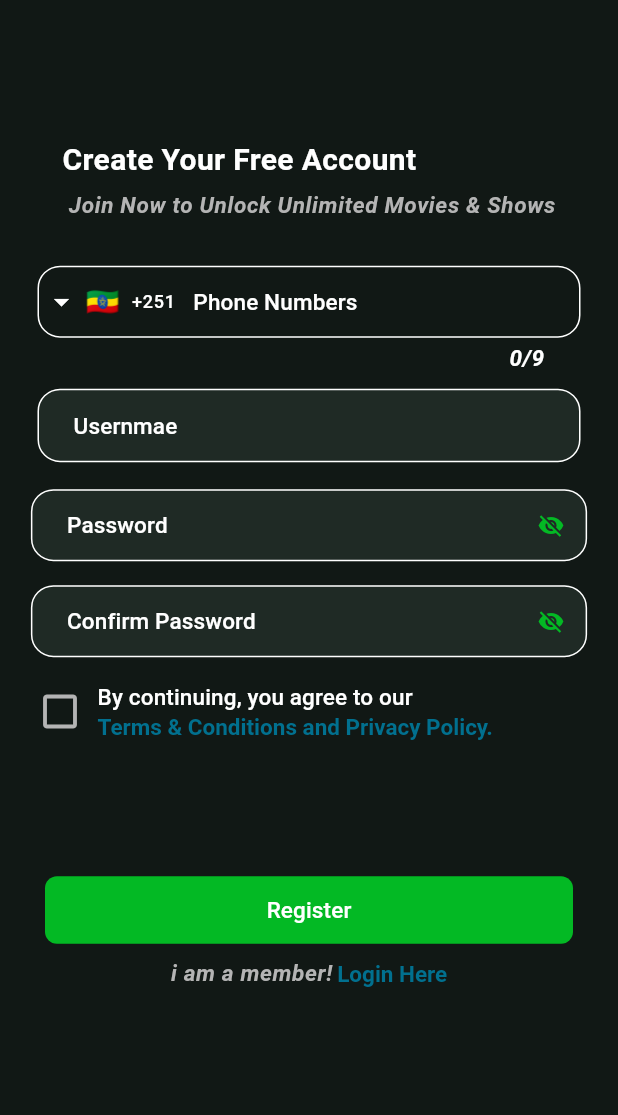
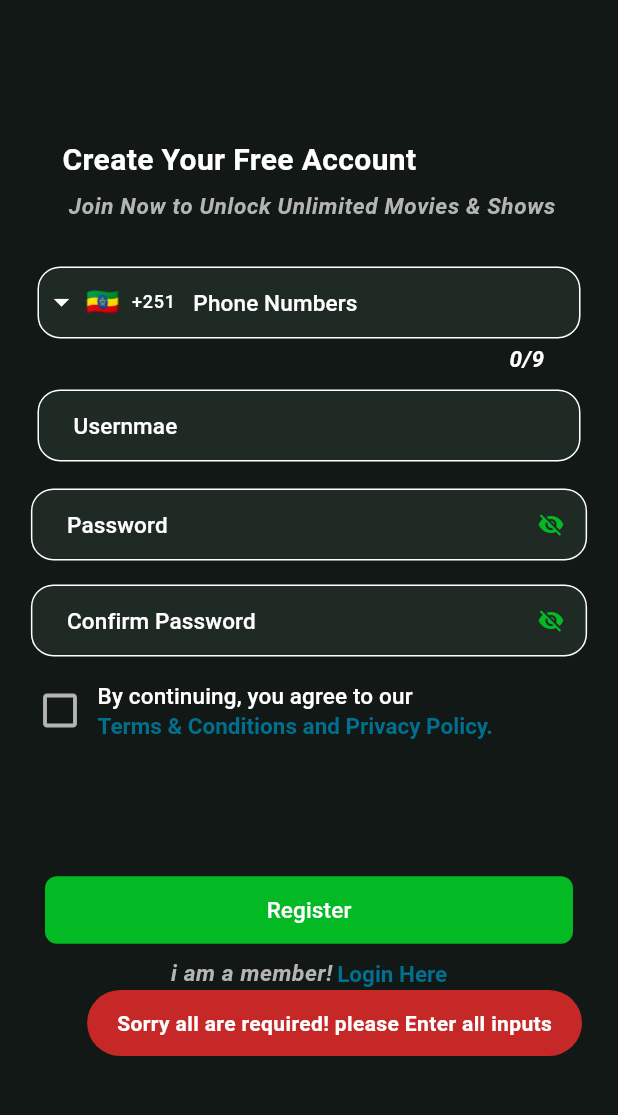
Before and after one commit to atikoo67/Quote-movie-app, a Flutter app: the CreateAccount screen opened directly with empty values, after a tap on "Register", on a phone screen of 412 x 824 dp, the part 84-1199 px from its top. Run offline on Flutter 3.47's test engine with Material 3 defaults, Android fonts, the phone set to English and light mode, and no system bars; drawn by our look-alikes of intl_phone_field; our stand-ins replace better_player, cached_network_image, carousel_slider, circular_profile_avatar, cloud_firestore, dio and 8 more; missing offline and left inert: youtube_explode_dart; accounts and stored records are empty; network calls fail.

```diff
--- a/lib/cores/components/textfields/mytextfield.dart
+++ b/lib/cores/components/textfields/mytextfield.dart
@@ -1,5 +1,4 @@
 import 'package:flutter/material.dart';
-import 'package:quote/cores/utils/theme/textstyle.dart';
 
 class MyTextField extends StatelessWidget {
   final String label;
@@ -22,7 +21,7 @@ class MyTextField extends StatelessWidget {
         keyboardType: keyboardType,
 
         controller: controller,
-        style: AppTextStyle.textTheme.titleSmall,
+        style: theme.textTheme.titleSmall,
         decoration: InputDecoration(
           border: OutlineInputBorder(
             borderRadius: BorderRadius.all(Radius.circular(15)),
--- a/lib/cores/components/textfields/phonenumber_field.dart
+++ b/lib/cores/components/textfields/phonenumber_field.dart
@@ -44,7 +44,7 @@ class PhoneNumberField extends StatelessWidget {
         labelStyle: theme.textTheme.titleSmall,
         // hintText: hintText,
         contentPadding: EdgeInsets.symmetric(horizontal: 20, vertical: 13),
-
+        filled: true,
         labelText: 'Phone Numbers',
       ),
       initialCountryCode: 'ET', // Ethiopia
--- a/lib/features/authentication/presentation/page/createaccount.dart
+++ b/lib/features/authentication/presentation/page/createaccount.dart
@@ -1,6 +1,8 @@
+import 'dart:ui';
 import 'package:cloud_firestore/cloud_firestore.dart';
 import 'package:firebase_auth/firebase_auth.dart';
 import 'package:quote/cores/components/buttons/checkboxbutton.dart';
+import 'package:quote/cores/components/notifier/mysnackbar.dart';
 import 'package:quote/cores/utils/constant/strings.dart';
 import 'package:quote/cores/utils/theme/textstyle.dart';
 import 'package:quote/cores/components/buttons/mybutton.dart';
@@ -8,6 +10,7 @@ import 'package:quote/cores/components/textfields/mytextfield.dart';
 import 'package:quote/cores/components/textfields/passwordtextfield.dart';
 import 'package:quote/cores/components/textfields/phonenumber_field.dart';
 import 'package:quote/cores/components/buttons/textbutton.dart';
+
 import 'package:flutter/material.dart';
 import 'package:quote/features/authentication/presentation/config_login/signinchecker.dart';
 import 'package:quote/cores/utils/constant/screen_size.dart';
@@ -52,15 +55,44 @@ class _CreateAccountState extends State<CreateAccount> {
 
           await db.collection("users").doc(uid).set(userData);
           if (mounted) {
+            MySnackbar.showSnack(
+              context,
+              "dear ${userNamecontroller.text.trim()} You're Registered successfully ",
+              Colors.green[800],
+            );
+
             Navigator.pushReplacement(
               context,
               MaterialPageRoute(builder: (context) => SignInChecker()),
             );
           }
         } else {}
-      } else {}
+      } else {
+        if (mounted) {
+          MySnackbar.showSnack(
+            context,
+            "Sorry all are required! please Enter all inputs",
+            Colors.red[800],
+          );
+        }
+      }
     } on FirebaseAuthException catch (error) {
-    } catch (e) {}
+      if (mounted) {
+        MySnackbar.showSnack(
+          context,
+          "something is wrong please try again",
+          Colors.red[800],
+        );
+      }
+    } catch (e) {
+      if (mounted) {
+        MySnackbar.showSnack(
+          context,
+          "something is wrong please try again",
+          Colors.red[800],
+        );
+      }
+    }
   }
 
   @override
@@ -170,7 +202,13 @@ class _CreateAccountState extends State<CreateAccount> {
                           child: MyCheckBox(
                             subtitle: MyTextButton(
                               text: 'Terms & Conditions and Privacy Policy.',
-                              onPressed: () {},
+                              onPressed: () {
+                                MySnackbar.showSnack(
+                                  context,
+                                  "Sorry term and condition is not provide for now",
+                                  Colors.red[800],
+                                );
+                              },
                             ),
 
                             title: Text(
```
Also changed, not shown: lib/features/authentication/presentation/page/forgetpassword.dart (+13 -2 lines), lib/features/authentication/presentation/page/loginpage.dart (+17 -1 lines), lib/features/movie/presentation/pages/movie_detail.dart (+6 -16 lines), lib/features/movie/presentation/pages/myaccount.dart (+9 -20 lines), pubspec.lock, 1 other file.
